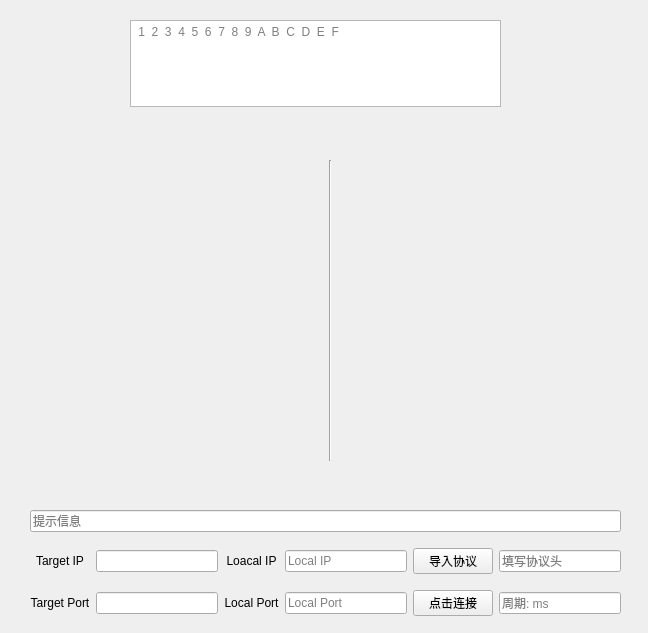
Before: the Qt Designer form KCTS/template.ui in learniuH/work, drawn with Qt 5.
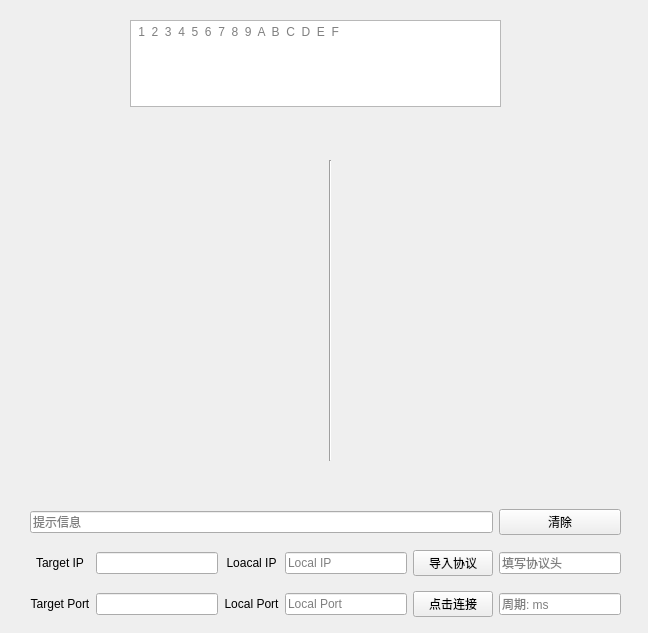
After: the same form once the commit is applied.

Patch:
```diff
--- a/KCTS/template.ui
+++ b/KCTS/template.ui
@@ -117,13 +117,20 @@
       </property>
      </widget>
     </item>
-    <item row="0" column="0" colspan="6">
+    <item row="0" column="0" colspan="5">
      <widget class="QLineEdit" name="lineEdit_3">
       <property name="placeholderText">
        <string>提示信息</string>
       </property>
      </widget>
     </item>
+    <item row="0" column="5">
+     <widget class="QPushButton" name="pushButton_3">
+      <property name="text">
+       <string>清除</string>
+      </property>
+     </widget>
+    </item>
    </layout>
   </widget>
   <widget class="QWidget" name="gridLayoutWidget_2">
```
